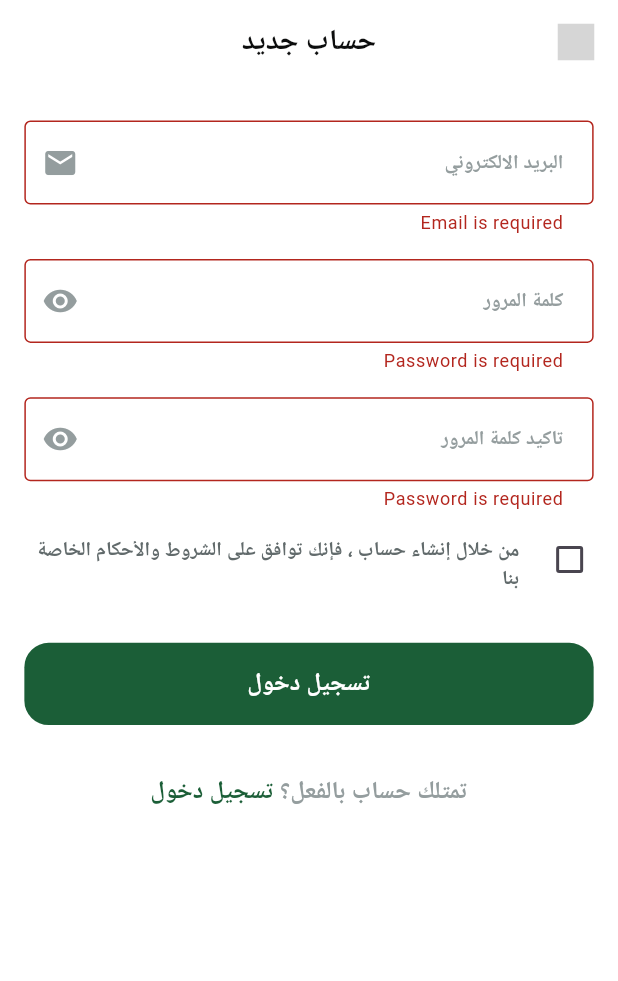
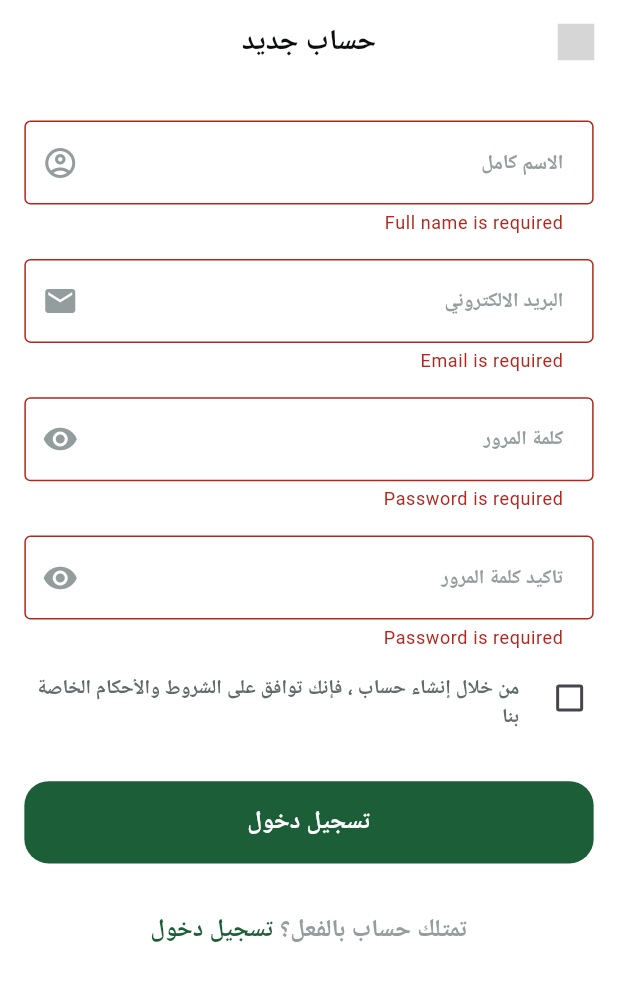
Before and after one commit to Ahmedmego-ux/Fruites-E-Commerce, a Flutter app: the SingUpView screen opened by its route, after a tap on "تسجيل دخول", on a phone screen of 412 x 824 dp. Shown: the top 981 px of the screen. Run offline on Flutter 3.47's test engine with Material 3 defaults, Android fonts, the phone set to English and light mode, and no system bars; our stand-ins replace dartz, dots_indicator, firebase_auth, firebase_core, flutter_screenutil, pinput; missing offline and left inert: svg_flutter; accounts and stored records are empty; grey boxes are pictures that could not be loaded.

Commit message:
feat: implement user registration with name input and error handling

```diff
--- /dev/null
+++ b/lib/core/errors/failure.dart
@@ -0,0 +1,9 @@
+abstract class Failure {
+  final String message;
+
+  Failure({required this.message});
+}
+class ServerFailure extends Failure{
+  ServerFailure({required super.message});
+
+}
--- /dev/null
+++ b/lib/features/auth/domain/entitys/login_entity.dart
@@ -0,0 +1,9 @@
+class UserEntity {
+  final String email;
+  final String id;
+  final String name;
+
+  UserEntity({required this.email, required this.id, required this.name});
+
+
+}
--- /dev/null
+++ b/lib/features/auth/domain/repos/auth_repo.dart
@@ -0,0 +1,11 @@
+import 'package:dartz/dartz.dart';
+import 'package:fruit_ecommerce_app/core/errors/failure.dart';
+import 'package:fruit_ecommerce_app/features/auth/domain/entitys/login_entity.dart';
+
+abstract class AuthRepo {
+
+  Future<Either<Failure,UserEntity>> creatUser({
+    required String email,
+    required String password
+    });
+}
--- a/lib/features/auth/presentation/views/sing_up_view.dart
+++ b/lib/features/auth/presentation/views/sing_up_view.dart
@@ -15,6 +15,7 @@ class SingUpView extends StatefulWidget {
 }
 
 final TextEditingController emailController = TextEditingController();
+final TextEditingController nameController = TextEditingController();
 final TextEditingController passwordController = TextEditingController();
 final TextEditingController confirmPasswordController = TextEditingController();
 
@@ -38,6 +39,36 @@ class _SingUpViewState extends State<SingUpView> {
               child: Column(
                 children: [
                   SizedBox(height: 24.h),
+
+                  CustomFormTextFormFeild(
+                    validator: (value) {
+                      if (value == null || value.trim().isEmpty) {
+                        return "Full name is required";
+                      }
+
+                      final fullName = value.trim();
+
+                      // لازم يكون الاسم على الأقل كلمتين
+                      if (fullName.split(' ').length < 2) {
+                        return "Enter your full name";
+                      }
+
+                      // يسمح بالحروف والمسافات فقط
+                      final regex = RegExp(r"^[a-zA-Z\u0600-\u06FF\s]+$");
+
+                      if (!regex.hasMatch(fullName)) {
+                        return "Name can only contain letters";
+                      }
+
+                      return null;
+                    },
+                    controller: nameController,
+                    hintText: "الاسم كامل",
+                    sufixIcon: Icons.account_circle_outlined,
+                    isPassword: false,
+                  ),
+
+                  SizedBox(height: 16.h),
                   CustomFormTextFormFeild(
                     validator: (value) {
                       if (value == null || value.trim().isEmpty) {
--- a/pubspec.yaml
+++ b/pubspec.yaml
@@ -38,8 +38,9 @@ dependencies:
   flutter_screenutil: ^5.9.3
   dots_indicator: ^4.0.1
   pinput: ^6.0.2
-  firebase_auth: ^6.5.3
+  firebase_auth: ^6.5.4
   firebase_core: ^4.11.0
+  dartz: ^0.10.1
 
 
 
```
Also changed, not shown: lib/features/auth/data/models/user_model.dart (added, +35 -0 lines), lib/features/auth/data/repos/auth_repo_impl.dart (added, +36 -0 lines), pubspec.lock.
